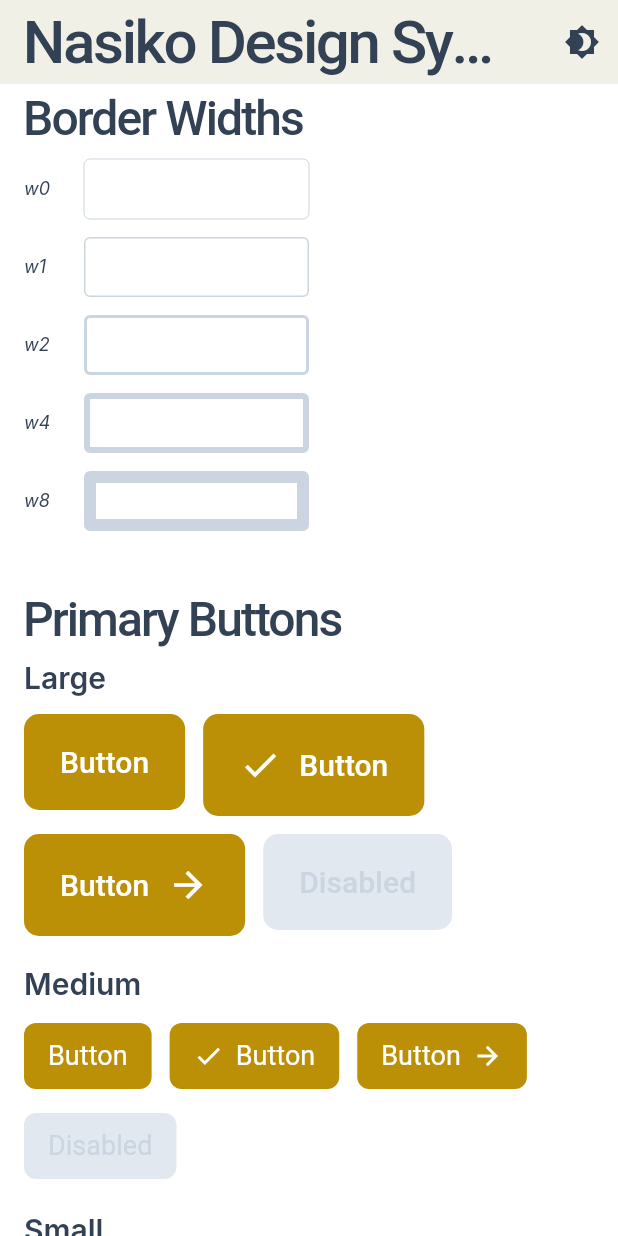
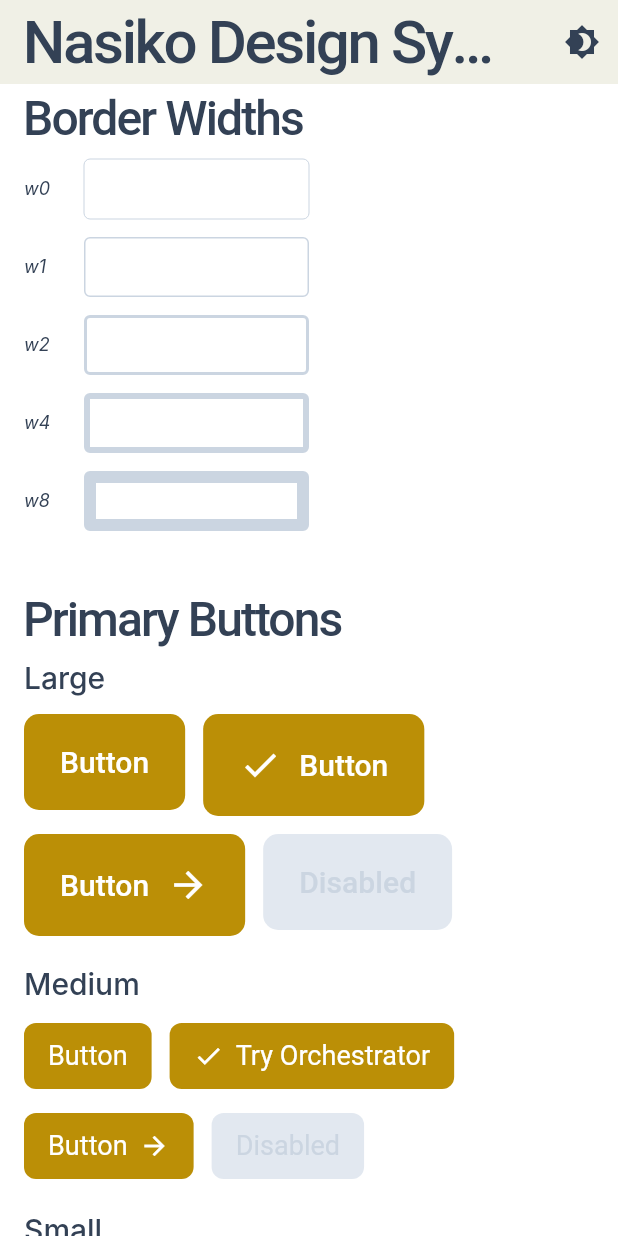
Before and after one commit to arithmic/nasiko_ui, a Flutter app: the screen it shows after launch, scrolled down 1152 dp, on a phone screen of 412 x 824 dp. Run offline on Flutter 3.47's test engine with Material 3 defaults, Android fonts, the phone set to English and light mode, and no system bars; network calls fail; Roboto replaces fonts that are missing (Chivo Mono, Inter).

Commit message:
Update main.dart

```diff
--- a/example/lib/main.dart
+++ b/example/lib/main.dart
@@ -516,12 +516,7 @@ class ExampleHomePage extends StatelessWidget {
       crossAxisAlignment: CrossAxisAlignment.start,
       children: [
         // Large buttons
-        Text(
-          'Large',
-          style: context.typography.bodyPrimary.copyWith(
-            fontWeight: FontWeight.w600,
-          ),
-        ),
+        Text('Large', style: context.typography.bodyPrimaryBold),
         SizedBox(height: context.spacing.s12),
         Wrap(
           spacing: context.spacing.s12,
@@ -553,12 +548,7 @@ class ExampleHomePage extends StatelessWidget {
         ),
         SizedBox(height: context.spacing.s20),
         // Medium buttons
-        Text(
-          'Medium',
-          style: context.typography.bodyPrimary.copyWith(
-            fontWeight: FontWeight.w600,
-          ),
-        ),
+        Text('Medium', style: context.typography.bodyPrimaryBold),
         SizedBox(height: context.spacing.s12),
         Wrap(
           spacing: context.spacing.s12,
@@ -572,7 +562,7 @@ class ExampleHomePage extends StatelessWidget {
             PrimaryButton(
               size: NasikoButtonSize.medium,
               onPressed: () {},
-              label: 'Button',
+              label: 'Try Orchestrator',
               leadingIcon: Icons.check,
             ),
             PrimaryButton(
@@ -590,12 +580,7 @@ class ExampleHomePage extends StatelessWidget {
         ),
         SizedBox(height: context.spacing.s20),
         // Small buttons
-        Text(
-          'Small',
-          style: context.typography.bodyPrimary.copyWith(
-            fontWeight: FontWeight.w600,
-          ),
-        ),
+        Text('Small', style: context.typography.bodyPrimaryBold),
         SizedBox(height: context.spacing.s12),
         Wrap(
           spacing: context.spacing.s12,
@@ -634,12 +619,7 @@ class ExampleHomePage extends StatelessWidget {
       crossAxisAlignment: CrossAxisAlignment.start,
       children: [
         // Large buttons
-        Text(
-          'Large',
-          style: context.typography.bodyPrimary.copyWith(
-            fontWeight: FontWeight.w600,
-          ),
-        ),
+        Text('Large', style: context.typography.bodyPrimaryBold),
         SizedBox(height: context.spacing.s12),
         Wrap(
           spacing: context.spacing.s12,
@@ -671,12 +651,7 @@ class ExampleHomePage extends StatelessWidget {
         ),
         SizedBox(height: context.spacing.s20),
         // Medium buttons
-        Text(
-          'Medium',
-          style: context.typography.bodyPrimary.copyWith(
-            fontWeight: FontWeight.w600,
-          ),
-        ),
+        Text('Medium', style: context.typography.bodyPrimaryBold),
         SizedBox(height: context.spacing.s12),
         Wrap(
           spacing: context.spacing.s12,
@@ -708,12 +683,7 @@ class ExampleHomePage extends StatelessWidget {
         ),
         SizedBox(height: context.spacing.s20),
         // Small buttons
-        Text(
-          'Small',
-          style: context.typography.bodyPrimary.copyWith(
-            fontWeight: FontWeight.w600,
-          ),
-        ),
+        Text('Small', style: context.typography.bodyPrimaryBold),
         SizedBox(height: context.spacing.s12),
         Wrap(
           spacing: context.spacing.s12,
```
